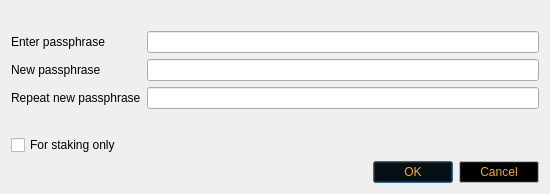
This is src/qt/forms/askpassphrasedialog.ui in MilkandPie4U/SproutsNewChain as Qt 5 draws it before an edit. The edited form follows.
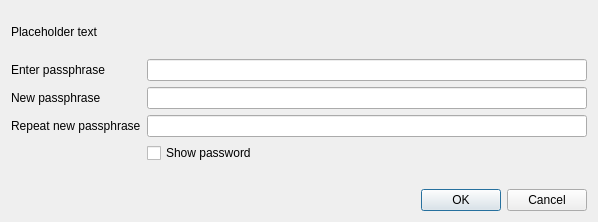
This is the edited form.

The edit to the form file:
```diff
--- a/src/qt/forms/askpassphrasedialog.ui
+++ b/src/qt/forms/askpassphrasedialog.ui
@@ -6,8 +6,8 @@
    <rect>
     <x>0</x>
     <y>0</y>
-    <width>550</width>
-    <height>189</height>
+    <width>598</width>
+    <height>222</height>
    </rect>
   </property>
   <property name="sizePolicy">
@@ -25,9 +25,15 @@
   <property name="windowTitle">
    <string>Passphrase Dialog</string>
   </property>
-  <layout class="QGridLayout" name="gridLayout">
-   <item row="0" column="0">
+  <layout class="QVBoxLayout" name="verticalLayout">
+   <property name="sizeConstraint">
+    <enum>QLayout::SetMinimumSize</enum>
+   </property>
+   <item>
     <widget class="QLabel" name="warningLabel">
+     <property name="text">
+      <string notr="true">Placeholder text</string>
+     </property>
      <property name="textFormat">
       <enum>Qt::RichText</enum>
      </property>
@@ -36,8 +42,11 @@
      </property>
     </widget>
    </item>
-   <item row="1" column="0">
+   <item>
     <layout class="QFormLayout" name="formLayout">
+     <property name="sizeConstraint">
+      <enum>QLayout::SetMinimumSize</enum>
+     </property>
      <property name="fieldGrowthPolicy">
       <enum>QFormLayout::AllNonFixedFieldsGrow</enum>
      </property>
@@ -71,9 +80,6 @@
      </item>
      <item row="2" column="0">
       <widget class="QLabel" name="passLabel3">
-       <property name="styleSheet">
-        <string notr="true"/>
-       </property>
        <property name="text">
         <string>Repeat new passphrase</string>
        </property>
@@ -81,16 +87,26 @@
      </item>
      <item row="2" column="1">
       <widget class="QLineEdit" name="passEdit3">
-       <property name="styleSheet">
-        <string notr="true"/>
-       </property>
        <property name="echoMode">
         <enum>QLineEdit::Password</enum>
        </property>
       </widget>
      </item>
      <item row="3" column="1">
+      <widget class="QCheckBox" name="toggleShowPasswordButton">
+       <property name="text">
+        <string>Show password</string>
+       </property>
+      </widget>
+     </item>
+     <item row="4" column="1">
       <widget class="QLabel" name="capsLabel">
+       <property name="font">
+        <font>
+         <weight>75</weight>
+         <bold>true</bold>
+        </font>
+       </property>
        <property name="text">
         <string/>
        </property>
@@ -99,444 +115,10 @@
        </property>
       </widget>
      </item>
-     <item row="4" column="0">
-      <widget class="QCheckBox" name="mintingCheckBox">
-       <property name="enabled">
-        <bool>true</bool>
-       </property>
-       <property name="visible">
-        <bool>false</bool>
-       </property>
-       <property name="toolTip">
-        <string>Serves to disable trivial use of sendmoney when the OS account is compromised. Provides no real security.</string>
-       </property>
-       <property name="text">
-        <string>For staking only</string>
-       </property>
-      </widget>
-     </item>
     </layout>
    </item>
-   <item row="2" column="0">
+   <item>
     <widget class="QDialogButtonBox" name="buttonBox">
-     <property name="palette">
-      <palette>
-       <active>
-        <colorrole role="WindowText">
-         <brush brushstyle="SolidPattern">
-          <color alpha="255">
-           <red>255</red>
-           <green>170</green>
-           <blue>0</blue>
-          </color>
-         </brush>
-        </colorrole>
-        <colorrole role="Button">
-         <brush brushstyle="SolidPattern">
-          <color alpha="255">
-           <red>0</red>
-           <green>0</green>
-           <blue>0</blue>
-          </color>
-         </brush>
-        </colorrole>
-        <colorrole role="Light">
-         <brush brushstyle="SolidPattern">
-          <color alpha="255">
-           <red>255</red>
-           <green>255</green>
-           <blue>255</blue>
-          </color>
-         </brush>
-        </colorrole>
-        <colorrole role="Midlight">
-         <brush brushstyle="SolidPattern">
-          <color alpha="255">
-           <red>255</red>
-           <green>255</green>
-           <blue>255</blue>
-          </color>
-         </brush>
-        </colorrole>
-        <colorrole role="Dark">
-         <brush brushstyle="SolidPattern">
-          <color alpha="255">
-           <red>255</red>
-           <green>255</green>
-           <blue>255</blue>
-          </color>
-         </brush>
-        </colorrole>
-        <colorrole role="Mid">
-         <brush brushstyle="SolidPattern">
-          <color alpha="255">
-           <red>255</red>
-           <green>255</green>
-           <blue>255</blue>
-          </color>
-         </brush>
-        </colorrole>
-        <colorrole role="Text">
-         <brush brushstyle="SolidPattern">
-          <color alpha="255">
-           <red>255</red>
-           <green>170</green>
-           <blue>0</blue>
-          </color>
-         </brush>
-        </colorrole>
-        <colorrole role="BrightText">
-         <brush brushstyle="SolidPattern">
-          <color alpha="255">
-           <red>255</red>
-           <green>255</green>
-           <blue>255</blue>
-          </color>
-         </brush>
-        </colorrole>
-        <colorrole role="ButtonText">
-         <brush brushstyle="SolidPattern">
-          <color alpha="255">
-           <red>255</red>
-           <green>170</green>
-           <blue>0</blue>
-          </color>
-         </brush>
-        </colorrole>
-        <colorrole role="Base">
-         <brush brushstyle="SolidPattern">
-          <color alpha="255">
-           <red>0</red>
-           <green>0</green>
-           <blue>0</blue>
-          </color>
-         </brush>
-        </colorrole>
-        <colorrole role="Window">
-         <brush brushstyle="SolidPattern">
-          <color alpha="255">
-           <red>255</red>
-           <green>255</green>
-           <blue>255</blue>
-          </color>
-         </brush>
-        </colorrole>
-        <colorrole role="Shadow">
-         <brush brushstyle="SolidPattern">
-          <color alpha="255">
-           <red>255</red>
-           <green>255</green>
-           <blue>255</blue>
-          </color>
-         </brush>
-        </colorrole>
-        <colorrole role="AlternateBase">
-         <brush brushstyle="SolidPattern">
-          <color alpha="255">
-           <red>0</red>
-           <green>0</green>
-           <blue>0</blue>
-          </color>
-         </brush>
-        </colorrole>
-        <colorrole role="ToolTipBase">
-         <brush brushstyle="SolidPattern">
-          <color alpha="255">
-           <red>0</red>
-           <green>0</green>
-           <blue>0</blue>
-          </color>
-         </brush>
-        </colorrole>
-        <colorrole role="ToolTipText">
-         <brush brushstyle="SolidPattern">
-          <color alpha="255">
-           <red>255</red>
-           <green>170</green>
-           <blue>0</blue>
-          </color>
-         </brush>
-        </colorrole>
-       </active>
-       <inactive>
-        <colorrole role="WindowText">
-         <brush brushstyle="SolidPattern">
-          <color alpha="255">
-           <red>255</red>
-           <green>170</green>
-           <blue>0</blue>
-          </color>
-         </brush>
-        </colorrole>
-        <colorrole role="Button">
-         <brush brushstyle="SolidPattern">
-          <color alpha="255">
-           <red>0</red>
-           <green>0</green>
-           <blue>0</blue>
-          </color>
-         </brush>
-        </colorrole>
-        <colorrole role="Light">
-         <brush brushstyle="SolidPattern">
-          <color alpha="255">
-           <red>255</red>
-           <green>255</green>
-           <blue>255</blue>
-          </color>
-         </brush>
-        </colorrole>
-        <colorrole role="Midlight">
-         <brush brushstyle="SolidPattern">
-          <color alpha="255">
-           <red>255</red>
-           <green>255</green>
-           <blue>255</blue>
-          </color>
-         </brush>
-        </colorrole>
-        <colorrole role="Dark">
-         <brush brushstyle="SolidPattern">
-          <color alpha="255">
-           <red>255</red>
-           <green>255</green>
-           <blue>255</blue>
-          </color>
-         </brush>
-        </colorrole>
-        <colorrole role="Mid">
-         <brush brushstyle="SolidPattern">
-          <color alpha="255">
-           <red>255</red>
-           <green>255</green>
-           <blue>255</blue>
-          </color>
-         </brush>
-        </colorrole>
-        <colorrole role="Text">
-         <brush brushstyle="SolidPattern">
-          <color alpha="255">
-           <red>255</red>
-           <green>170</green>
-           <blue>0</blue>
-          </color>
-         </brush>
-        </colorrole>
-        <colorrole role="BrightText">
-         <brush brushstyle="SolidPattern">
-          <color alpha="255">
-           <red>255</red>
-           <green>255</green>
-           <blue>255</blue>
-          </color>
-         </brush>
-        </colorrole>
-        <colorrole role="ButtonText">
-         <brush brushstyle="SolidPattern">
-          <color alpha="255">
-           <red>255</red>
-           <green>170</green>
-           <blue>0</blue>
-          </color>
-         </brush>
-        </colorrole>
-        <colorrole role="Base">
-         <brush brushstyle="SolidPattern">
-          <color alpha="255">
-           <red>0</red>
-           <green>0</green>
-           <blue>0</blue>
-          </color>
-         </brush>
-        </colorrole>
-        <colorrole role="Window">
-         <brush brushstyle="SolidPattern">
-          <color alpha="255">
-           <red>255</red>
-           <green>255</green>
-           <blue>255</blue>
-          </color>
-         </brush>
-        </colorrole>
-        <colorrole role="Shadow">
-         <brush brushstyle="SolidPattern">
-          <color alpha="255">
-           <red>255</red>
-           <green>255</green>
-           <blue>255</blue>
-          </color>
-         </brush>
-        </colorrole>
-        <colorrole role="AlternateBase">
-         <brush brushstyle="SolidPattern">
-          <color alpha="255">
-           <red>0</red>
-           <green>0</green>
-           <blue>0</blue>
-          </color>
-         </brush>
-        </colorrole>
-        <colorrole role="ToolTipBase">
-         <brush brushstyle="SolidPattern">
-          <color alpha="255">
-           <red>0</red>
-           <green>0</green>
-           <blue>0</blue>
-          </color>
-         </brush>
-        </colorrole>
-        <colorrole role="ToolTipText">
-         <brush brushstyle="SolidPattern">
-          <color alpha="255">
-           <red>255</red>
-           <green>170</green>
-           <blue>0</blue>
-          </color>
-         </brush>
-        </colorrole>
-       </inactive>
-       <disabled>
-        <colorrole role="WindowText">
-         <brush brushstyle="SolidPattern">
-          <color alpha="255">
-           <red>255</red>
-           <green>255</green>
-           <blue>255</blue>
-          </color>
-         </brush>
-        </colorrole>
-        <colorrole role="Button">
-         <brush brushstyle="SolidPattern">
-          <color alpha="255">
-           <red>0</red>
-           <green>0</green>
-           <blue>0</blue>
-          </color>
-         </brush>
-        </colorrole>
-        <colorrole role="Light">
-         <brush brushstyle="SolidPattern">
-          <color alpha="255">
-           <red>255</red>
-           <green>255</green>
-           <blue>255</blue>
-          </color>
-         </brush>
-        </colorrole>
-        <colorrole role="Midlight">
-         <brush brushstyle="SolidPattern">
-          <color alpha="255">
-           <red>255</red>
-           <green>255</green>
-           <blue>255</blue>
-          </color>
-         </brush>
-        </colorrole>
-        <colorrole role="Dark">
-         <brush brushstyle="SolidPattern">
-          <color alpha="255">
-           <red>255</red>
-           <green>255</green>
-           <blue>255</blue>
-          </color>
-         </brush>
-        </colorrole>
-        <colorrole role="Mid">
-         <brush brushstyle="SolidPattern">
-          <color alpha="255">
-           <red>255</red>
-           <green>255</green>
-           <blue>255</blue>
-          </color>
-         </brush>
-        </colorrole>
-        <colorrole role="Text">
-         <brush brushstyle="SolidPattern">
-          <color alpha="255">
-           <red>255</red>
-           <green>255</green>
-           <blue>255</blue>
-          </color>
-         </brush>
-        </colorrole>
-        <colorrole role="BrightText">
-         <brush brushstyle="SolidPattern">
-          <color alpha="255">
-           <red>255</red>
-           <green>255</green>
-           <blue>255</blue>
-          </color>
-         </brush>
-        </colorrole>
-        <colorrole role="ButtonText">
-         <brush brushstyle="SolidPattern">
-          <color alpha="255">
-           <red>255</red>
-           <green>255</green>
-           <blue>255</blue>
-          </color>
-         </brush>
-        </colorrole>
-        <colorrole role="Base">
-         <brush brushstyle="SolidPattern">
-          <color alpha="255">
-           <red>255</red>
-           <green>255</green>
-           <blue>255</blue>
-          </color>
-         </brush>
-        </colorrole>
-        <colorrole role="Window">
-         <brush brushstyle="SolidPattern">
-          <color alpha="255">
-           <red>255</red>
-           <green>255</green>
-           <blue>255</blue>
-          </color>
-         </brush>
-        </colorrole>
-        <colorrole role="Shadow">
-         <brush brushstyle="SolidPattern">
-          <color alpha="255">
-           <red>255</red>
-           <green>255</green>
-           <blue>255</blue>
-          </color>
-         </brush>
-        </colorrole>
-        <colorrole role="AlternateBase">
-         <brush brushstyle="SolidPattern">
-          <color alpha="255">
-           <red>0</red>
-           <green>0</green>
-           <blue>0</blue>
-          </color>
-         </brush>
-        </colorrole>
-        <colorrole role="ToolTipBase">
-         <brush brushstyle="SolidPattern">
-          <color alpha="255">
-           <red>0</red>
-           <green>0</green>
-           <blue>0</blue>
-          </color>
-         </brush>
-        </colorrole>
-        <colorrole role="ToolTipText">
-         <brush brushstyle="SolidPattern">
-          <color alpha="255">
-           <red>255</red>
-           <green>170</green>
-           <blue>0</blue>
-          </color>
-         </brush>
-        </colorrole>
-       </disabled>
-      </palette>
-     </property>
-     <property name="styleSheet">
-      <string notr="true"/>
-     </property>
      <property name="orientation">
       <enum>Qt::Horizontal</enum>
      </property>
```
Left out of the diff: 16 changed lines with no effect on the pictures.
